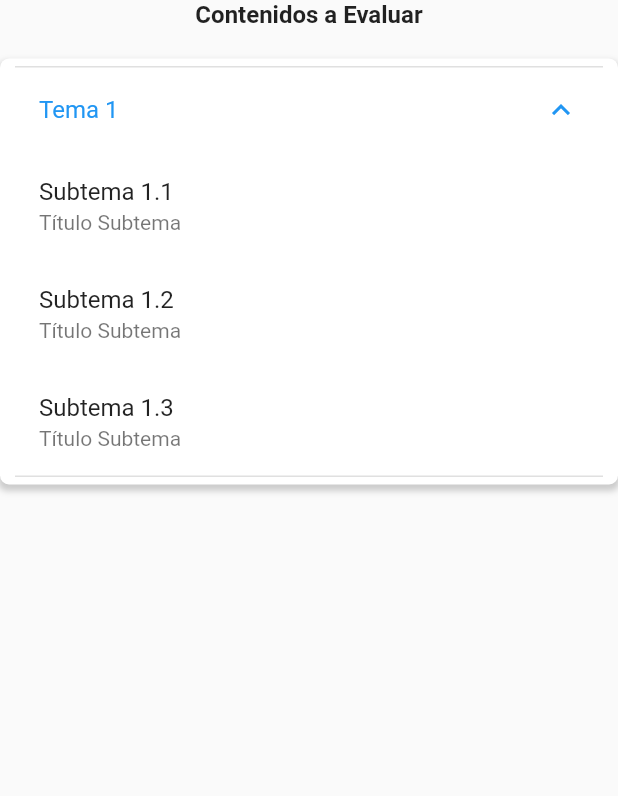
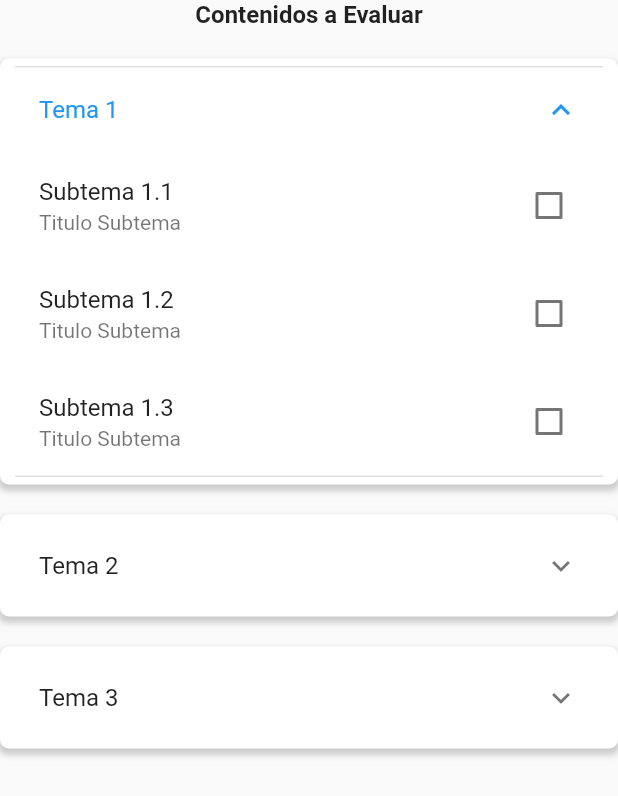
Before and after one commit to 3METS/UCABdemicsMobile, a Flutter app: the ThirdStep widget shown alone on an empty page, opened directly, after a tap on "Tema 1", on a phone screen of 412 x 824 dp. Shown: the top 796 px of the screen. Run offline on Flutter 3.47's test engine with Material 2 defaults, Android fonts, the phone set to English and light mode, and no system bars.

Commit message:
Terminando la pantalla de Nueva Evaluación

```diff
--- a/ucabdemicsmobile/lib/Views/NewTest/newtest_page.dart
+++ b/ucabdemicsmobile/lib/Views/NewTest/newtest_page.dart
@@ -92,10 +92,11 @@ class _NewTestPageState extends State<NewTestPage> {
                 textColor: Colors.white,
                 padding: EdgeInsets.all(15),
                 onPressed: () {
-                  setState(() {
-                    if(_progress < 1.0)
-                    _progress += 0.5;
-                  });
+                  if(_progress < 1.0)
+                    setState(() {
+                      _progress += 0.5;
+                    });
+                  else Navigator.of(context).pop();
                 },
                 child: Text(
                   _selectRightButton(),
--- a/ucabdemicsmobile/lib/Views/NewTest/thirdstep.dart
+++ b/ucabdemicsmobile/lib/Views/NewTest/thirdstep.dart
@@ -1,5 +1,5 @@
 import 'package:flutter/material.dart';
-import 'package:ucabdemicsmobile/Views/class_plan/class_plan.dart';
+import 'package:ucabdemicsmobile/sources/Constants/temas.dart';
 import 'package:ucabdemicsmobile/sources/Constants/constats.dart';
 
 class ThirdStep extends StatefulWidget {
@@ -11,26 +11,28 @@ class ThirdStep extends StatefulWidget {
 
 class _ThirdStepState extends State<ThirdStep> {
 
-  Widget temas(){
+  @override
+  Widget build(BuildContext context) {
+
+    List<TemasySubtemasTile> temasList = [
+      TemasySubtemasTile(subtema: "Subtema 1.1", tituloSubtema: "Titulo Subtema"),
+      TemasySubtemasTile(subtema: "Subtema 1.2", tituloSubtema: "Titulo Subtema"),
+      TemasySubtemasTile(subtema: "Subtema 1.3", tituloSubtema: "Titulo Subtema"),
+    ];
+
+    Widget temas(String tema){
       return ExpansionTile(
-      title: Text("Tema 1"),
+        title: Text(tema),
         children: temasList,
       );
     }
 
-  @override
-  Widget build(BuildContext context) {
+    Widget temaTile(String tema){
       return Container(
-      child: Column(
-        children: <Widget>[
-          Text("Contenidos a Evaluar", style: TextStyle(fontSize: 16.0,fontWeight: FontWeight.bold),),
-          SizedBox(height: 20.0,),
-          Container(
-            child: temas(),
+        child: temas(tema),
         padding: EdgeInsets.symmetric(horizontal: 10.0,vertical: 5.0),
         decoration: BoxDecoration(
           color: Colors.white,
-              //border: Border.all(color: Colors.grey,),
           borderRadius: BorderRadius.all(Radius.circular(06)),
           boxShadow: [
             BoxShadow(
@@ -41,7 +43,19 @@ class _ThirdStepState extends State<ThirdStep> {
             ),
           ],
         ),
-          ),
+      );
+    }
+
+    return Container(
+      child: Column(
+        children: <Widget>[
+          Text("Contenidos a Evaluar", style: TextStyle(fontSize: 16.0,fontWeight: FontWeight.bold),),
+          SizedBox(height: 20.0,),
+          temaTile("Tema 1"),
+          SizedBox(height: 20.0,),
+          temaTile("Tema 2"),
+          SizedBox(height: 20.0,),
+          temaTile("Tema 3"),
         ],
       ),
     );
--- a/ucabdemicsmobile/lib/sources/Constants/constats.dart
+++ b/ucabdemicsmobile/lib/sources/Constants/constats.dart
@@ -54,9 +54,3 @@ class Period{
     ];
   }
 }
-
-List<ListTile> temasList = [
-  ListTile(title: Text("Subtema 1.1"), subtitle: Text("Título Subtema"),),
-  ListTile(title: Text("Subtema 1.2"), subtitle: Text("Título Subtema"),),
-  ListTile(title: Text("Subtema 1.3"), subtitle: Text("Título Subtema"),),
-];
--- /dev/null
+++ b/ucabdemicsmobile/lib/sources/Constants/temas.dart
@@ -0,0 +1,30 @@
+import 'package:flutter/material.dart';
+
+class TemasySubtemasTile extends StatefulWidget {
+  final String subtema;
+  final String tituloSubtema;
+
+  TemasySubtemasTile({Key key, this.subtema, this.tituloSubtema}) : super(key: key);
+
+  @override
+  _TemasySubtemasTileState createState() => _TemasySubtemasTileState();
+}
+
+class _TemasySubtemasTileState extends State<TemasySubtemasTile> {
+
+  bool _checkedValue = false;
+
+  @override
+  Widget build(BuildContext context) {
+    return Container(
+       child: CheckboxListTile( title: Text(this.widget.subtema), subtitle: Text(this.widget.tituloSubtema),
+        value: _checkedValue,
+        onChanged: (newValue) {
+          setState(() {
+            _checkedValue = newValue;
+          });
+        },
+      ),
+    );
+  }
+}
```
Lines whose indentation alone changed are shown as unchanged.
